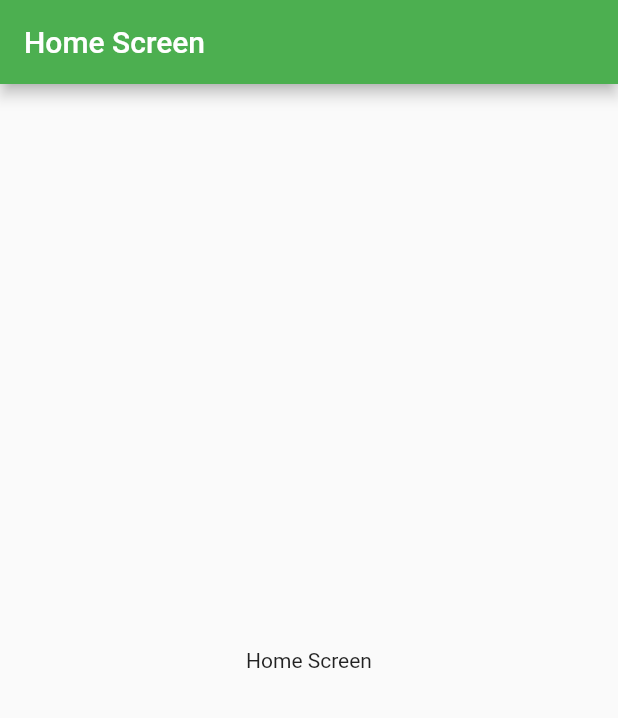
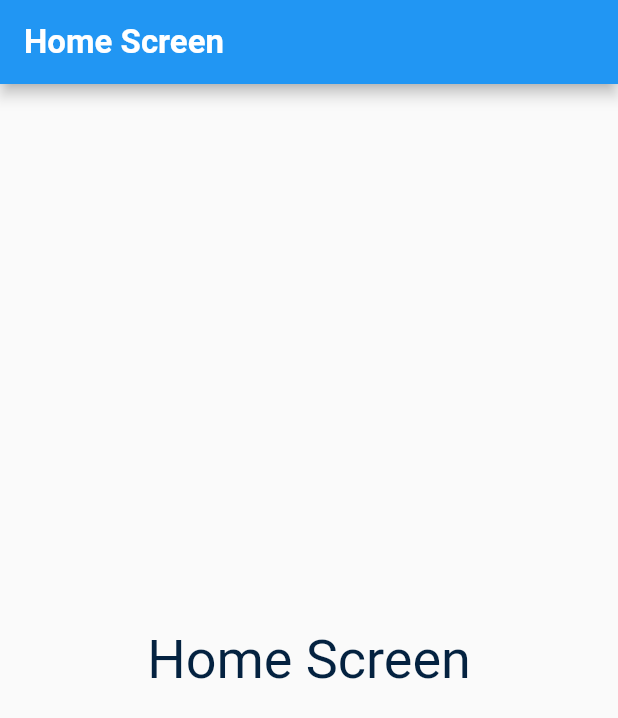
Before and after one commit to FireJuun/symptom_tracker, a Flutter app: the screen it shows after launch, on a phone screen of 412 x 824 dp. Shown: the top 718 px of the screen. Run offline on Flutter 3.47's test engine with Material 2 defaults, Android fonts, the phone set to English and light mode, and no system bars; our stand-ins replace get.

Commit message:
added themes, get

```diff
--- a/lib/main.dart
+++ b/lib/main.dart
@@ -1,4 +1,6 @@
 import 'package:flutter/material.dart';
+import 'package:get/get.dart';
+import 'package:symptom_tracker/theme.dart';
 
 void main() {
   runApp(MyApp());
@@ -8,18 +10,17 @@ class MyApp extends StatelessWidget {
   // This widget is the root of your application.
   @override
   Widget build(BuildContext context) {
-    return MaterialApp(
+    return GetMaterialApp(
       title: 'Flutter Demo',
-      theme: ThemeData(
-        primarySwatch: Colors.green,
-        visualDensity: VisualDensity.adaptivePlatformDensity,
-      ),
+      theme: appTheme(),
       home: Scaffold(
         appBar: AppBar(
           title: Text('Home Screen'),
         ),
-        body: Center(
-          child: Text('Home Screen'),
+        body: SafeArea(
+          child: Center(
+            child: Text('Home Screen'),
+          ),
         ),
       ),
     );
--- /dev/null
+++ b/lib/theme.dart
@@ -0,0 +1,105 @@
+import 'package:flutter/material.dart';
+
+ThemeData appTheme() {
+  final TextTheme textTheme = _buildTextTheme();
+  final IconThemeData iconTheme = _buildIconTheme();
+
+  return ThemeData.light().copyWith(
+    // Added in Flutter 1.17
+    visualDensity: VisualDensity.adaptivePlatformDensity,
+
+    // Set default colors
+    primaryColor: _AppColors.primary,
+    accentColor: _AppColors.secondary,
+    disabledColor: _AppColors.disabled,
+    errorColor: _AppColors.error,
+
+    // Customize Themes
+    appBarTheme: _buildAppBarTheme(textTheme),
+    iconTheme: iconTheme,
+    primaryIconTheme: iconTheme.copyWith(color: _AppColors.primary),
+
+    // Misc
+    buttonTheme: ButtonThemeData(
+      buttonColor: _AppColors.primary,
+      textTheme: ButtonTextTheme.primary,
+    ),
+    unselectedWidgetColor: _AppColors.disabledWidget,
+    textTheme: textTheme.apply(
+      displayColor: _AppColors.primary,
+      bodyColor: _AppColors.primary,
+    ),
+  );
+}
+
+/// ******* Colors *******
+class _AppColors {
+  // Core
+  // static const Color primary = Colors.green;
+  static const Color primary = Color(0xFF042240);
+  static const Color secondary = Color(0xFF018786);
+  static Color error = Colors.red;
+  static Color disabled = Colors.grey[500];
+  static Color disabledWidget = Colors.grey[300];
+}
+
+/// ******* Custom Themes *******
+AppBarTheme _buildAppBarTheme(TextTheme textTheme) {
+  return AppBarTheme(
+    textTheme: textTheme.apply(displayColor: _AppColors.primary),
+  );
+}
+
+IconThemeData _buildIconTheme() {
+  return const IconThemeData(color: _AppColors.primary, size: 32);
+}
+
+/// ******* Text Theme *******
+TextTheme _buildTextTheme() {
+  return TextTheme(
+    // Using default Material theme system
+    // spec: https://material.io/design/typography/the-type-system.html#type-scale
+    // on next stable release of Dart, display4 will be renamed to headline 1,
+    // display 3 -> headline2, display2 -> headline3, etc.
+
+    headline1: _AppTypography.h1,
+    headline2: _AppTypography.h2,
+    // Dashboard: Good day // Home: Hello world
+    headline3: _AppTypography.h3,
+    // CheckIn: Please select symptoms
+    headline4: _AppTypography.h4,
+    // CheckIn: Yesterday, you had..
+    headline5: _AppTypography.h5,
+    // AppBar
+    headline6: _AppTypography.h6,
+    // ListTitle override 1
+    subtitle1: _AppTypography.subtitle1,
+    // ListTitle override 2
+    subtitle2: _AppTypography.subtitle2,
+    bodyText1: _AppTypography.bodyText1,
+    // Default: Text Widget
+    bodyText2: _AppTypography.bodyText2,
+    // Default: Input error text
+    caption: _AppTypography.caption,
+    // Default: Button
+    button: _AppTypography.button,
+    overline: _AppTypography.overline,
+  );
+}
+
+/// ******* Custom Text *******
+class _AppTypography {
+  static const TextStyle h1 = TextStyle(fontSize: 96, fontWeight: FontWeight.w100);
+  static const TextStyle h2 = TextStyle(fontSize: 60, fontWeight: FontWeight.w100);
+  static const TextStyle h3 = TextStyle(fontSize: 32, fontWeight: FontWeight.w800);
+  static const TextStyle h4 = TextStyle(fontSize: 24, fontWeight: FontWeight.w800);
+  static const TextStyle h5 = TextStyle(fontSize: 20, fontWeight: FontWeight.w400);
+  static const TextStyle h6 = TextStyle(fontSize: 22, fontWeight: FontWeight.bold);
+  static const TextStyle subtitle1 = TextStyle(fontSize: 20, fontWeight: FontWeight.bold);
+  static const TextStyle subtitle2 = TextStyle(fontSize: 18, fontWeight: FontWeight.w300);
+  static const TextStyle bodyText1 = TextStyle(fontSize: 16, fontWeight: FontWeight.normal);
+  static const TextStyle bodyText2 = TextStyle(fontSize: 36, fontWeight: FontWeight.normal);
+  static const TextStyle caption = TextStyle(fontSize: 12, fontWeight: FontWeight.normal);
+  static const TextStyle button = TextStyle(fontSize: 20, fontWeight: FontWeight.w400);
+  static const TextStyle overline = TextStyle(fontSize: 10, fontWeight: FontWeight.normal);
+}
```
Also changed, not shown: pubspec.yaml (+2 -7 lines), pubspec.lock.
